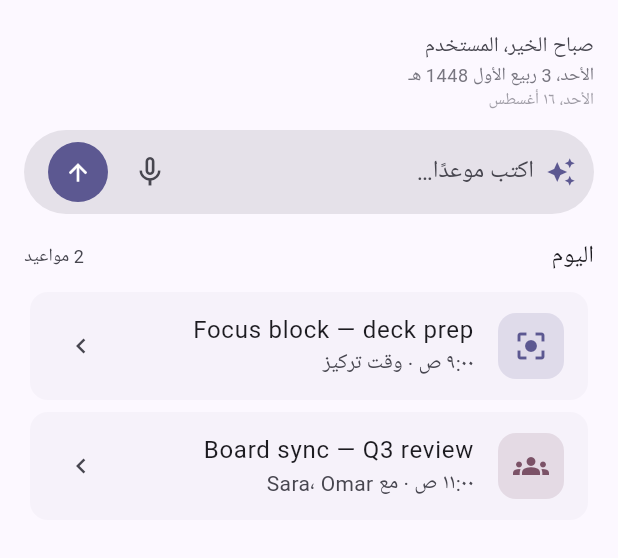
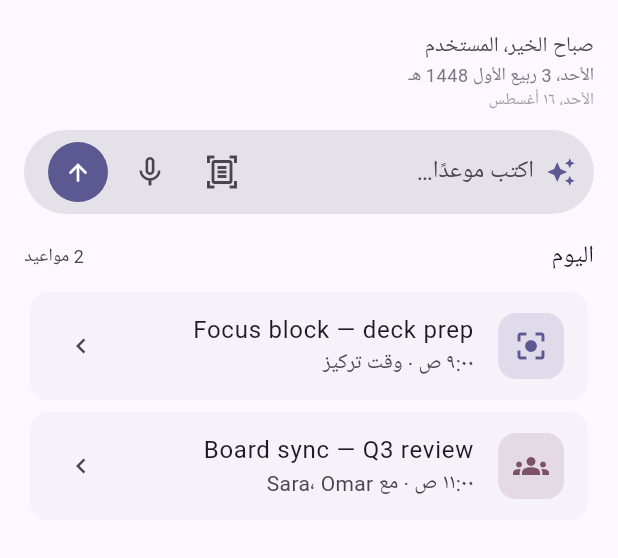
Before and after one commit to FaisalAlMass/meetmind, a Flutter app: the TodayScreen screen opened directly, on a phone screen of 412 x 824 dp, the part 65-623 px from its top. Run offline on Flutter 3.47's test engine with Material 3 defaults, Android fonts, the phone set to English and light mode, and no system bars; our stand-ins replace adhan, flutter_local_notifications, flutter_riverpod, hijri, image_picker, shared_preferences and 3 more; missing offline and left inert: flutter_tesseract_ocr; accounts and stored records are empty.

Commit message:
Add document scan / OCR capture input
Add a third capture-bar input method alongside typed and voice input:
scan a document with the camera (or pick a photo), extract text via
on-device Tesseract OCR (Arabic + English), and feed the result into
the same natural-language parser and confirm-before-save flow.

- OcrService wraps flutter_tesseract_ocr, guarded to iOS/Android/Web
  only (the plugin doesn't support macOS).
- Bundles eng.traineddata + ara.traineddata as Flutter assets; also
  duplicated under ios/tessdata as a folder reference, required by
  SwiftyTesseract's native lookup on iOS (manual Xcode step, can't be
  scripted).
- Camera/photo-library permissions added for iOS and Android.

Known limitation: SwiftyTesseract's current xcframework has no arm64
simulator slice, so this feature (and the app in general, on this
config) only runs on a physical iOS device or Android, not the iOS
Simulator on Apple Silicon.

```diff
--- /dev/null
+++ b/assets/tessdata_config.json
@@ -0,0 +1,6 @@
+{
+  "files": [
+    "eng.traineddata",
+    "ara.traineddata"
+  ]
+}
--- a/lib/capabilities/calendar/presentation/today_screen.dart
+++ b/lib/capabilities/calendar/presentation/today_screen.dart
@@ -1,5 +1,6 @@
 import 'package:flutter/material.dart';
 import 'package:flutter_riverpod/flutter_riverpod.dart';
+import 'package:image_picker/image_picker.dart';
 import 'package:intl/intl.dart';
 import 'package:meetmind/capabilities/calendar/presentation/calendar_screen.dart';
 import 'package:meetmind/capabilities/calendar/presentation/event_detail_screen.dart';
@@ -10,6 +11,7 @@ import 'package:meetmind/core/models.dart';
 import 'package:meetmind/shared/localization/app_strings.dart';
 import 'package:meetmind/shared/localization/hijri_date.dart';
 import 'package:meetmind/shared/localization/locale_provider.dart';
+import 'package:meetmind/shared/services/ocr_service.dart';
 import 'package:meetmind/shared/services/speech_service.dart';
 import 'package:meetmind/shared/services/user_service.dart';
 import 'package:speech_to_text/speech_to_text.dart' as stt;
@@ -70,6 +72,7 @@ class _TodayScreenState extends ConsumerState<TodayScreen> {
   final _input = TextEditingController();
   final _focus = FocusNode();
   bool _listening = false;
+  bool _scanning = false;
 
   @override
   void dispose() {
@@ -131,6 +134,63 @@ class _TodayScreenState extends ConsumerState<TodayScreen> {
       return;
     }
     setState(() => _listening = true);
+  }
+
+  Future<void> _scanDocument(AppStrings s) async {
+    if (!OcrService.instance.isSupported) {
+      ScaffoldMessenger.of(context).showSnackBar(
+        SnackBar(content: Text(s.scanUnsupported)),
+      );
+      return;
+    }
+
+    final source = await showModalBottomSheet<ImageSource>(
+      context: context,
+      builder: (ctx) => SafeArea(
+        child: Column(
+          mainAxisSize: MainAxisSize.min,
+          children: [
+            ListTile(
+              leading: const Icon(Icons.photo_camera_outlined),
+              title: Text(s.scanTakePhoto),
+              onTap: () => Navigator.pop(ctx, ImageSource.camera),
+            ),
+            ListTile(
+              leading: const Icon(Icons.photo_library_outlined),
+              title: Text(s.scanChooseGallery),
+              onTap: () => Navigator.pop(ctx, ImageSource.gallery),
+            ),
+          ],
+        ),
+      ),
+    );
+    if (source == null || !mounted) return;
+
+    final picked = await ImagePicker().pickImage(source: source);
+    if (picked == null || !mounted) return;
+
+    setState(() => _scanning = true);
+    String text;
+    try {
+      text = await OcrService.instance.extractText(picked.path);
+    } catch (_) {
+      text = '';
+    }
+    if (!mounted) return;
+    setState(() => _scanning = false);
+
+    final cleaned = text.replaceAll(RegExp(r'\s+'), ' ').trim();
+    if (cleaned.isEmpty) {
+      ScaffoldMessenger.of(context).showSnackBar(
+        SnackBar(content: Text(s.scanNoTextFound)),
+      );
+      return;
+    }
+
+    _input.text = cleaned;
+    _input.selection = TextSelection.collapsed(offset: _input.text.length);
+    ref.read(captureControllerProvider.notifier).setInput(cleaned);
+    _submit();
   }
 
   String _fmtTime(DateTime d, String lang) => DateFormat.jm(lang).format(d);
@@ -242,10 +302,28 @@ class _TodayScreenState extends ConsumerState<TodayScreen> {
                 onSubmitted: (_) => _submit(),
                 decoration: InputDecoration(
                   border: InputBorder.none,
-                  hintText: _listening ? s.listeningHint : s.captureHint,
+                  hintText: _listening
+                      ? s.listeningHint
+                      : (_scanning ? s.scanProcessing : s.captureHint),
                 ),
               ),
             ),
+            if (_scanning)
+              const Padding(
+                padding: EdgeInsets.all(8),
+                child: SizedBox(
+                  width: 20,
+                  height: 20,
+                  child: CircularProgressIndicator(strokeWidth: 2),
+                ),
+              )
+            else
+              IconButton(
+                tooltip: s.scanInputTooltip,
+                onPressed: () => _scanDocument(s),
+                icon: Icon(Icons.document_scanner_outlined,
+                    color: cs.onSurfaceVariant),
+              ),
             IconButton(
               tooltip: s.voiceInputTooltip,
               onPressed: () => _toggleListening(s, lang),
--- a/lib/shared/localization/app_strings.dart
+++ b/lib/shared/localization/app_strings.dart
@@ -76,6 +76,12 @@ class AppStrings {
         voiceInputTooltip = 'تحدث الآن',
         listeningHint = 'أستمع… تكلم الآن',
         voiceUnavailable = 'التعرف الصوتي غير متاح على هذا الجهاز',
+        scanInputTooltip = 'مسح مستند',
+        scanTakePhoto = 'التقط صورة',
+        scanChooseGallery = 'اختر من المعرض',
+        scanProcessing = 'جاري قراءة المستند…',
+        scanNoTextFound = 'ما قدرت ألقى نص بالصورة',
+        scanUnsupported = 'المسح الضوئي غير مدعوم على هذا الجهاز',
         greeting = ((name) => 'صباح الخير، $name'),
         eventsCount = ((n) => '$n مواعيد'),
         conflictsWith = ((n) => 'يتعارض مع $n موعد'),
@@ -159,6 +165,12 @@ class AppStrings {
         voiceInputTooltip = 'Speak now',
         listeningHint = 'Listening… speak now',
         voiceUnavailable = "Voice input isn't available on this device",
+        scanInputTooltip = 'Scan document',
+        scanTakePhoto = 'Take photo',
+        scanChooseGallery = 'Choose from gallery',
+        scanProcessing = 'Reading document…',
+        scanNoTextFound = "Couldn't find any text in the photo",
+        scanUnsupported = "Document scanning isn't available on this device",
         greeting = ((name) => 'Good morning, $name'),
         eventsCount = ((n) => '$n events'),
         conflictsWith = ((n) => 'Conflicts with $n events'),
@@ -238,6 +250,12 @@ class AppStrings {
   final String voiceInputTooltip;
   final String listeningHint;
   final String voiceUnavailable;
+  final String scanInputTooltip;
+  final String scanTakePhoto;
+  final String scanChooseGallery;
+  final String scanProcessing;
+  final String scanNoTextFound;
+  final String scanUnsupported;
 
   final String Function(String name) greeting;
   final String Function(int n) eventsCount;
--- /dev/null
+++ b/lib/shared/services/ocr_service.dart
@@ -0,0 +1,22 @@
+import 'dart:io' show Platform;
+
+import 'package:flutter/foundation.dart' show kIsWeb;
+import 'package:flutter_tesseract_ocr/flutter_tesseract_ocr.dart';
+
+/// يستخرج نص من صورة عبر Tesseract (عربي + إنجليزي معًا، محليًا على
+/// الجهاز). مدعومة على iOS وAndroid والويب بس — مو macOS/Windows/Linux.
+class OcrService {
+  OcrService._();
+  static final OcrService instance = OcrService._();
+
+  bool get isSupported =>
+      kIsWeb || Platform.isIOS || Platform.isAndroid;
+
+  Future<String> extractText(String imagePath) {
+    return FlutterTesseractOcr.extractText(
+      imagePath,
+      language: 'ara+eng',
+      args: const {'preserve_interword_spaces': '1'},
+    );
+  }
+}
--- a/pubspec.yaml
+++ b/pubspec.yaml
@@ -45,6 +45,8 @@ dependencies:
   adhan: ^2.0.0+1
   hijri: ^3.0.1
   speech_to_text: ^7.4.0
+  image_picker: ^1.2.3
+  flutter_tesseract_ocr: ^0.4.31
 
 dev_dependencies:
   flutter_test:
@@ -67,6 +69,10 @@ flutter:
   # included with your application, so that you can use the icons in
   # the material Icons class.
   uses-material-design: true
+
+  assets:
+    - assets/tessdata_config.json
+    - assets/tessdata/
 
   # To add assets to your application, add an assets section, like this:
   # assets:
```
Also changed, not shown: pubspec.lock, 13 other files.
